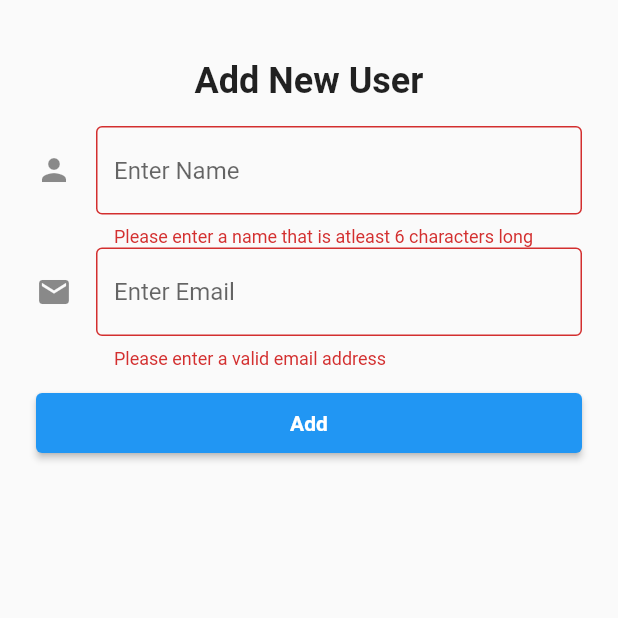
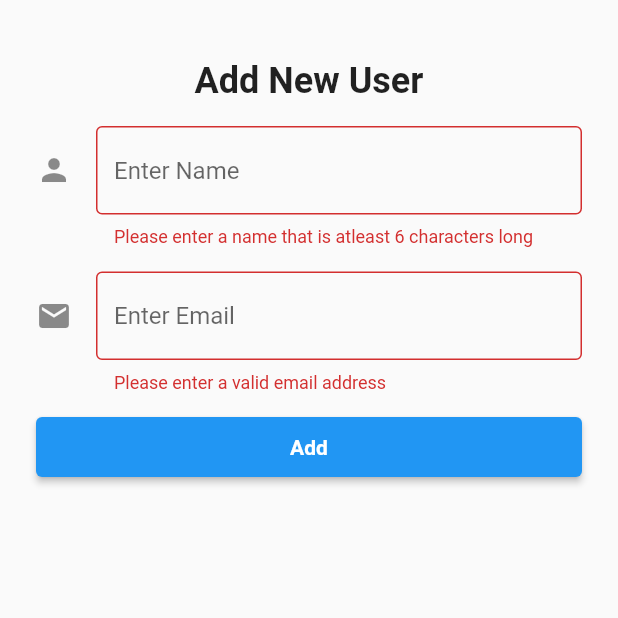
Before and after one commit to FatumaA/ACME-ADMIN, a Flutter app: the Add screen opened directly with empty values, after a tap on "Add", on a phone screen of 412 x 824 dp, the top half of it. Run offline on Flutter 3.47's test engine with Material 2 defaults, Android fonts, the phone set to English and light mode, and no system bars; our stand-ins replace easy_sidemenu, email_validator, flutter_dotenv, go_router, supabase_flutter, url_strategy; accounts and stored records are empty.

Commit message:
feat: add functionality to add.dart

```diff
--- a/acme_admin/lib/screens/Add.dart
+++ b/acme_admin/lib/screens/Add.dart
@@ -1,10 +1,6 @@
+import 'package:flutter/material.dart';
 import 'package:acme_admin/constants/constants.dart';
-import 'package:acme_admin/state/auth.dart';
 import 'package:email_validator/email_validator.dart';
-import 'package:flutter/material.dart';
-import 'package:go_router/go_router.dart';
-import 'package:provider/provider.dart';
-import 'package:supabase_flutter/supabase_flutter.dart';
 
 class Add extends StatefulWidget {
   final String activeUserRole;
@@ -69,6 +65,9 @@ class _AddState extends State<Add> {
               ),
               controller: _name,
             ),
+            const SizedBox(
+              height: 16,
+            ),
             TextFormField(
               validator: (value) {
                 if (value == null ||
@@ -98,33 +97,29 @@ class _AddState extends State<Add> {
                 ),
                 onPressed: () async {
                   if (_formKey.currentState!.validate()) {
-                    // sign up the new user
+                    // print(
+                    //     'TOKEN??? ${supaClient.auth.currentSession?.accessToken}');
+                    // create password
                     final _password = 'password123';
-                    final res = await supaClient.auth.admin.createUser(
-                      AdminUserAttributes(
-                        email: _email.text,
-                        password: _password,
-                        data: {
-                          'name': _name.text,
-                          'user_role': widget.activeUserRole == 'admin'
-                              ? 'agent'
-                              : 'customer'
-                        },
-                      ),
+
+                    // invoke func that signs up user on BE then sends them an email
+                    final res = await supaClient.functions.invoke(
+                      'sendNewUserEmail',
+                      body: {
+                        'email': _email.text,
+                        'password': _password,
+                        'name': _name.text,
+                        'role': widget.activeUserRole == 'admin'
+                            ? 'agent'
+                            : 'customer'
+                      },
+                      // headers: {
+                      //   'Authorization':
+                      //       'Bearer ${supaClient.auth.currentSession?.accessToken}'
+                      // },
+                    ).catchError(
+                      (e) => print(e),
                     );
-                    // supaClient.auth
-                    //     .signUp(password: _password, email: _email.text, data: {
-                    //   'name': _name.text,
-                    //   'user_role': widget.activeUserRole == 'admin'
-                    //       ? 'agent'
-                    //       : 'customer'
-                    // });
-                    print('ADD.DART!!! $res');
-                    // if success: send them an email with their email and password login details
-                    if (res.user != null) {
-                      await supaClient.functions.invoke('sendNewUserEmail',
-                          body: {'email': _email.text, 'password': _password});
-                    }
                   }
                 },
               ),
```
